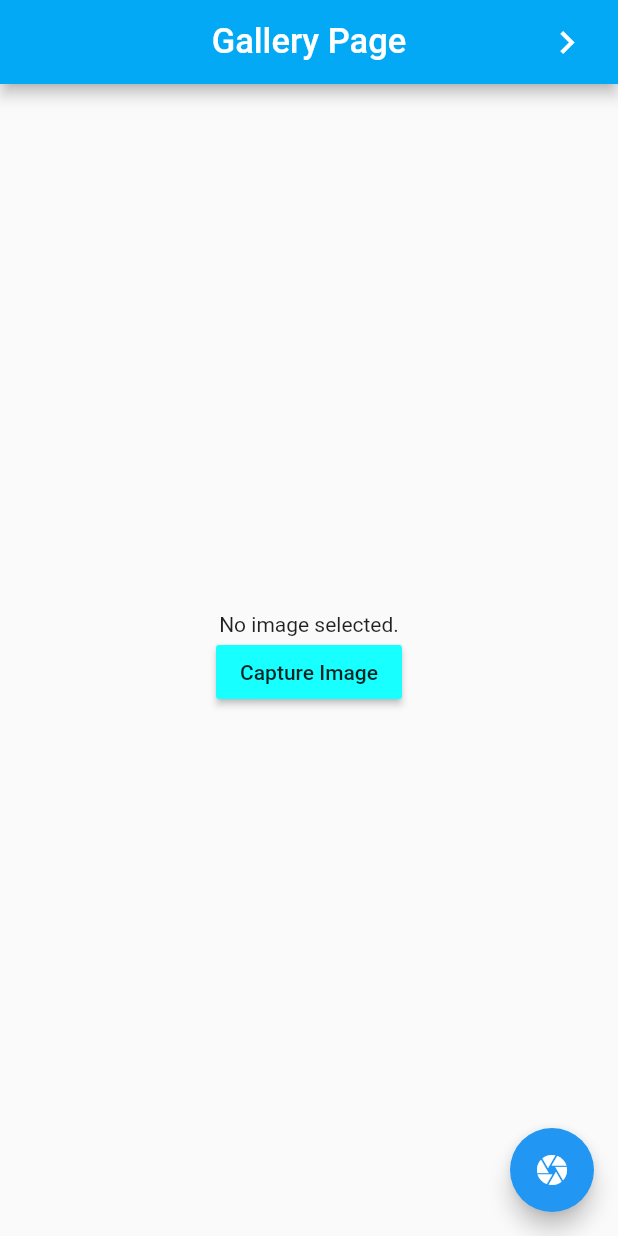
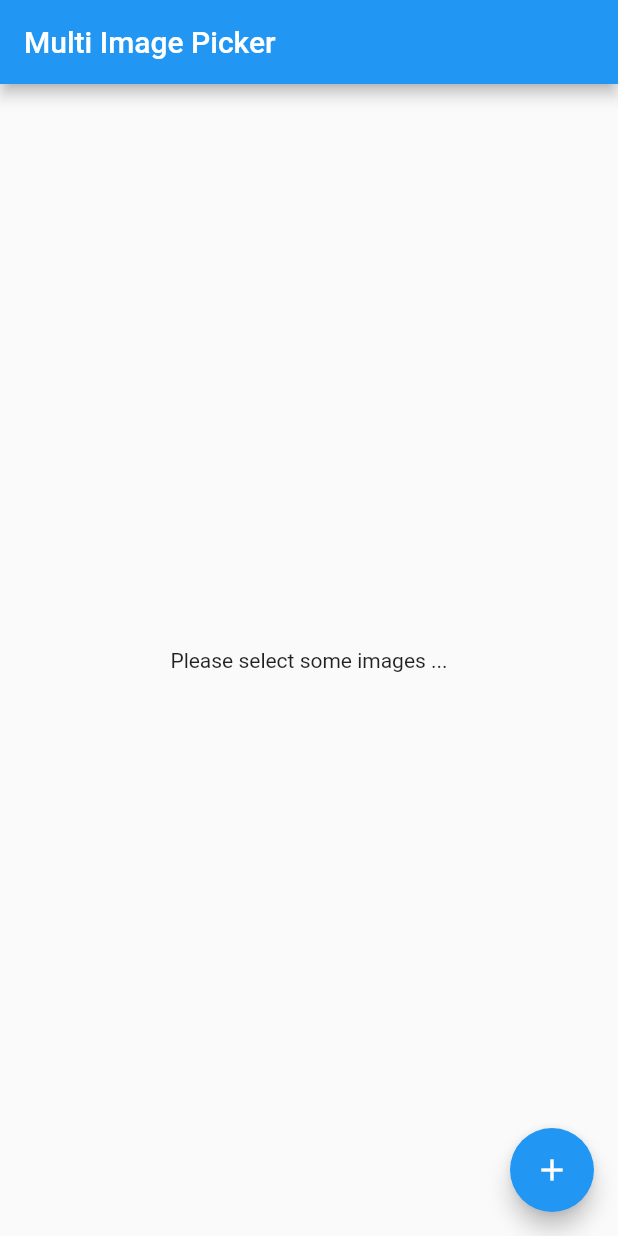
Before and after one commit to Tuan-Quyen/demo-flutter, a Flutter app: the screen it shows after launch, on a phone screen of 412 x 824 dp. Run offline on Flutter 3.47's test engine with Material 2 defaults, Android fonts, the phone set to English and light mode, and no system bars; our stand-ins replace camera, google_maps_flutter, image_picker, permission_handler; missing offline and left inert: flutter_advanced_networkimage, multi_image_picker; generated files the repository leaves out were written again.

Commit message:
+multi image picking

```diff
--- a/lib/CameraPage.dart
+++ b/lib/CameraPage.dart
@@ -7,6 +7,8 @@ import 'package:flutter_app/ultils/CheckPermission.dart';
 import 'package:path_provider/path_provider.dart';
 import 'package:path/path.dart' show join;
 
+
+//quay camera
 class TakePictureScreen extends StatefulWidget {
   final CameraDescription camera;
 
--- /dev/null
+++ b/lib/MultiImagePage.dart
@@ -0,0 +1,134 @@
+import 'package:flutter/material.dart';
+
+import 'package:flutter/services.dart';
+import 'package:multi_image_picker/multi_image_picker.dart';
+import 'package:multi_image_picker/src/asset.dart';
+
+class MultiImagePage extends StatefulWidget {
+  @override
+  _MyMultiImagePageState createState() => new _MyMultiImagePageState();
+}
+
+class _MyMultiImagePageState extends State<MultiImagePage> {
+  @override
+  Widget build(BuildContext context) {
+    return MaterialApp(
+      title: 'Gallery Demo',
+      home: MyHomePage(title: 'Multi Image Picker'),
+    );
+  }
+}
+
+class MyHomePage extends StatefulWidget {
+  MyHomePage({Key key, this.title}) : super(key: key);
+
+  final String title;
+
+  @override
+  _MyHomePageState createState() => _MyHomePageState();
+}
+
+class _MyHomePageState extends State<MyHomePage> {
+  List<Asset> _images = List();
+  String _error = '';
+
+  void _pickImages() async {
+    List<Asset> resultList = List<Asset>();
+    String error = '';
+
+    try {
+      resultList = await MultiImagePicker.pickImages(
+        maxImages: 300,
+      );
+    } on PlatformException catch (e) {
+      error = e.message;
+    }
+
+    if (!mounted) return;
+
+    setState(() {
+      _images = resultList;
+      _error = error;
+    });
+  }
+
+  Widget _getContent() {
+    if (_error.length > 0) {
+      return Center(
+        child: Text(_error),
+      );
+    }
+
+    if (_images.length == 0) {
+      return Center(
+        child: Text('Please select some images ...'),
+      );
+    }
+
+    return PageView.builder(
+      itemBuilder: (context, index) {
+        return Center(
+          child: AssetView(
+            _images[index],
+            key: UniqueKey(),
+          ),
+        );
+      },
+      itemCount: _images.length,
+    );
+  }
+
+  @override
+  Widget build(BuildContext context) {
+    return Scaffold(
+      appBar: AppBar(
+        title: Text(widget.title),
+      ),
+      body: _getContent(),
+      floatingActionButton: FloatingActionButton(
+        onPressed: _pickImages,
+        tooltip: 'Pick Images',
+        child: Icon(Icons.add),
+      ),
+    );
+  }
+}
+
+class AssetView extends StatefulWidget {
+  final Asset _asset;
+
+  AssetView(
+      this._asset, {
+        Key key,
+      }) : super(key: key);
+
+  @override
+  State<StatefulWidget> createState() => AssetState(this._asset);
+}
+
+class AssetState extends State<AssetView> {
+  Asset _asset;
+  AssetState(this._asset);
+
+  @override
+  void initState() {
+    super.initState();
+    _loadImage();
+  }
+
+  void _loadImage() async {
+    await this._asset.requestThumbnail(300, 300, quality: 50);
+
+    if (this.mounted) {
+      setState(() {});
+    }
+  }
+
+  @override
+  Widget build(BuildContext context) {
+
+    return Center(
+      child: CircularProgressIndicator(),
+    );
+  }
+}
--- a/lib/main.dart
+++ b/lib/main.dart
@@ -9,6 +9,8 @@ import 'package:flutter_app/ImageLoadPage.dart';
 import 'package:flutter_app/GalleryPage.dart';
 import 'package:flutter_app/CameraPage.dart';
 import 'package:flutter_app/MapPage.dart';
+
+import 'MultiImagePage.dart';
 
 List<CameraDescription> cameras;
 
@@ -28,7 +30,7 @@ class MyApp extends StatelessWidget {
         theme: ThemeData(
           primarySwatch: Colors.blue,
         ),
-        home: GalleryPage(),
+        home: MultiImagePage(),
         routes: <String, WidgetBuilder>{
           '/LoginPage': (BuildContext context) => LoginPage(),
           '/QuestionPage': (BuildContext context) => QuestionPage(),
@@ -38,6 +40,7 @@ class MyApp extends StatelessWidget {
           '/GalleryPage': (BuildContext context) => GalleryPage(),
           '/CameraPage': (BuildContext context) => TakePictureScreen(camera: cameras.first,),
           '/MapPage': (BuildContext context) => MapPage(),
+          '/MultiImagePage': (BuildContext context) => MultiImagePage()
         });
   }
 }
--- a/pubspec.yaml
+++ b/pubspec.yaml
@@ -32,6 +32,7 @@ dependencies:
   location: ^2.3.5
   path_provider: ^0.5.0
   permission_handler: ^3.0.1
+  multi_image_picker: ^4.3.1
   path: ^1.6.2
 dev_dependencies:
   flutter_test:
```
Also changed, not shown: lib/ultils/CheckPermission.dart (+6 -7 lines), pubspec.lock.
